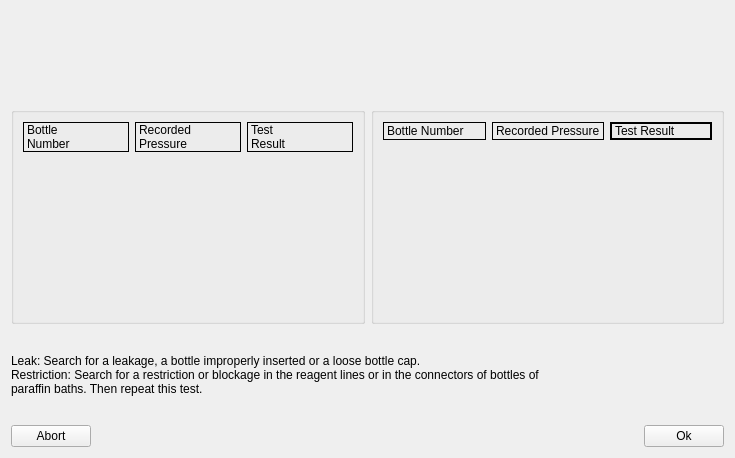
This is ServiceSW/Master/Components/Diagnostics/Forms/LiquidHoseTestDlg.ui in Liyezhong/Master as Qt 5 draws it before an edit. The edited form follows.
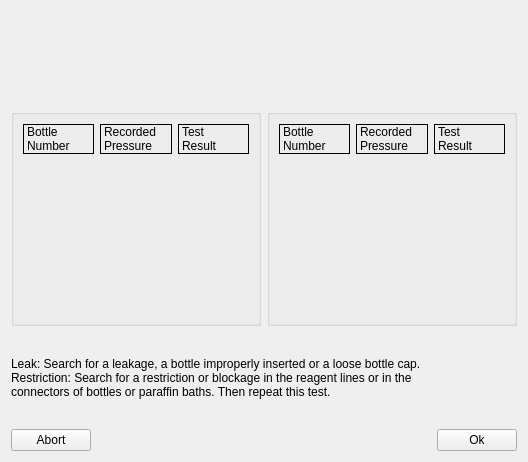
This is the edited form.

Commit message: S:Update Liquid hose test dialog

The edit to the form file:
```diff
--- a/ServiceSW/Master/Components/Diagnostics/Forms/LiquidHoseTestDlg.ui
+++ b/ServiceSW/Master/Components/Diagnostics/Forms/LiquidHoseTestDlg.ui
@@ -6,8 +6,8 @@
    <rect>
     <x>0</x>
     <y>0</y>
-    <width>735</width>
-    <height>458</height>
+    <width>528</width>
+    <height>462</height>
    </rect>
   </property>
   <property name="windowTitle">
@@ -23,7 +23,7 @@
       <item row="0" column="0">
        <widget class="QLabel" name="label">
         <property name="frameShape">
-         <enum>QFrame::Box</enum>
+         <enum>QFrame::Panel</enum>
         </property>
         <property name="text">
          <string>Bottle
@@ -34,7 +34,7 @@
       <item row="0" column="1">
        <widget class="QLabel" name="label_2">
         <property name="frameShape">
-         <enum>QFrame::Box</enum>
+         <enum>QFrame::Panel</enum>
         </property>
         <property name="text">
          <string>Recorded
@@ -45,7 +45,7 @@
       <item row="0" column="2">
        <widget class="QLabel" name="label_3">
         <property name="frameShape">
-         <enum>QFrame::Box</enum>
+         <enum>QFrame::Panel</enum>
         </property>
         <property name="text">
          <string>Test
@@ -236,27 +236,30 @@
          <enum>QFrame::Panel</enum>
         </property>
         <property name="text">
-         <string>Bottle Number</string>
+         <string>Bottle
+Number</string>
         </property>
        </widget>
       </item>
       <item row="0" column="1">
        <widget class="QLabel" name="label_26">
         <property name="frameShape">
-         <enum>QFrame::Box</enum>
+         <enum>QFrame::Panel</enum>
         </property>
         <property name="text">
-         <string>Recorded Pressure</string>
+         <string>Recorded
+Pressure</string>
         </property>
        </widget>
       </item>
       <item row="0" column="2">
        <widget class="QLabel" name="label_27">
         <property name="frameShape">
-         <enum>QFrame::WinPanel</enum>
+         <enum>QFrame::Panel</enum>
         </property>
         <property name="text">
-         <string>Test Result</string>
+         <string>Test
+Result</string>
         </property>
        </widget>
       </item>
@@ -435,8 +438,8 @@
     <widget class="QLabel" name="label_49">
      <property name="text">
       <string>Leak: Search for a leakage, a bottle improperly inserted or a loose bottle cap.
-Restriction: Search for a restriction or blockage in the reagent lines or in the connectors of bottles of
-paraffin baths. Then repeat this test.</string>
+Restriction: Search for a restriction or blockage in the reagent lines or in the
+connectors of bottles or paraffin baths. Then repeat this test.</string>
      </property>
     </widget>
    </item>
```
